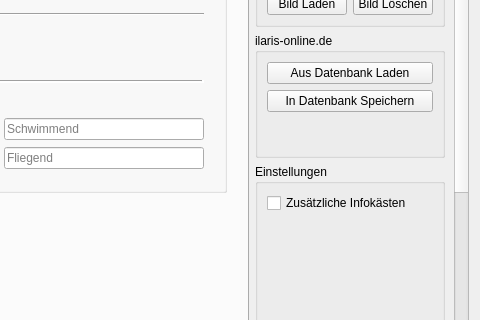
This is Kreaturen/UI/KreaturMain.ui in brzGatsu/SephrastoPlugins as Qt 5 draws it before an edit; both pictures show x 832 to 1312 and y 263 to 583 of the 1312 by 810 pixel window. The edited form follows.
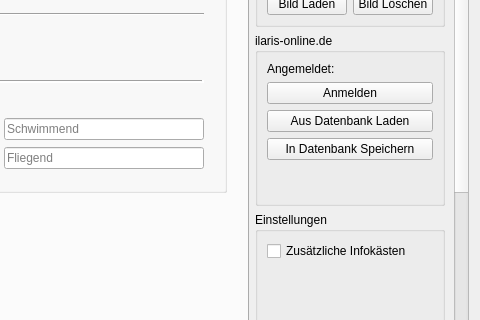
This is the edited form. The open tabs and pages were chosen to show the change.

Commit message: ilaris online login und token

```diff
--- a/Kreaturen/UI/KreaturMain.ui
+++ b/Kreaturen/UI/KreaturMain.ui
@@ -89,6 +89,20 @@
             <string>ilaris-online.de</string>
            </property>
            <layout class="QVBoxLayout" name="verticalLayout_8">
+            <item>
+             <widget class="QLabel" name="laStatus">
+              <property name="text">
+               <string>Angemeldet: </string>
+              </property>
+             </widget>
+            </item>
+            <item>
+             <widget class="QPushButton" name="btnLogin">
+              <property name="text">
+               <string>Anmelden</string>
+              </property>
+             </widget>
+            </item>
             <item>
              <widget class="QPushButton" name="btnDBLaden">
               <property name="text">
```
Left out of the diff: 2 changed lines with no effect on the pictures. The commit also changes 7 other files.
